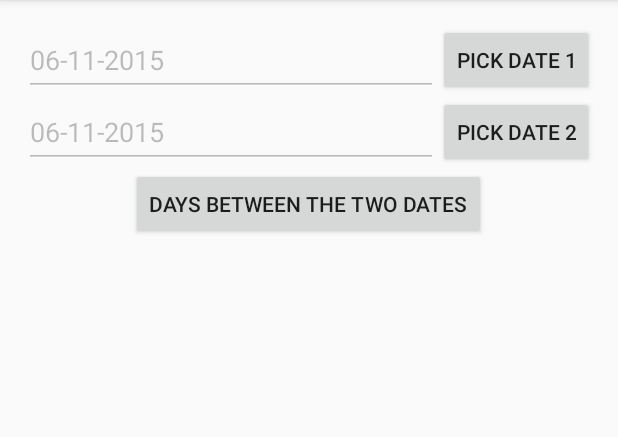
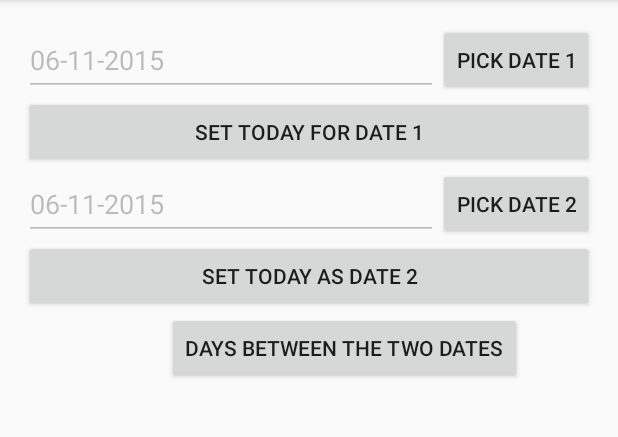
Before and after one commit to RTX2080S/DateCalc, an Android app: the screen it shows after launch (MainActivity), after a tap on "OK", on a phone screen of 412 x 824 dp, the part 84-521 px from its top. Run offline under Robolectric (Android 15) with nearby library versions, the phone set to English and light mode, and no system bars; 1 other tap on this screen came first.

Commit message:
Added new buttons (set as today) for MainActivity

```diff
--- a/DateCalc/app/build.gradle
+++ b/DateCalc/app/build.gradle
@@ -8,8 +8,8 @@ android {
         applicationId "alienlab.datecalc"
         minSdkVersion 21
         targetSdkVersion 22
-        versionCode 3
-        versionName "1.2"
+        versionCode 5
+        versionName "1.5"
     }
     buildTypes {
         release {
--- a/DateCalc/app/src/main/java/alienlab/datecalc/MainActivity.java
+++ b/DateCalc/app/src/main/java/alienlab/datecalc/MainActivity.java
@@ -55,7 +55,7 @@ public class MainActivity extends ActionBarActivity {
     }
 
     private EditText dateDisplay1, dateDisplay2;
-    private Button buttonPick1, buttonPick2, buttonOK, buttonGo;
+    private Button buttonPick1, buttonPick2, buttonOK, buttonGo, buttonToday1, buttonToday2;
     private DatePicker myDatePicker;
     private TextView outputBox;
     private int currentId = 0;
@@ -69,6 +69,8 @@ public class MainActivity extends ActionBarActivity {
         dateDisplay2 = (EditText) findViewById(R.id.dateDisplay2);
         buttonPick1 = (Button) findViewById(R.id.button1);
         buttonPick2 = (Button) findViewById(R.id.button2);
+        buttonToday1 = (Button) findViewById(R.id.buttonToday1);
+        buttonToday2 = (Button) findViewById(R.id.buttonToday2);
         buttonOK = (Button) findViewById(R.id.pickOK);
         buttonGo = (Button) findViewById(R.id.buttonGo);
         outputBox = (TextView) findViewById(R.id.textView);
@@ -92,6 +94,8 @@ public class MainActivity extends ActionBarActivity {
     private void beginPicking() {
         dateDisplay1.setVisibility(View.INVISIBLE);
         dateDisplay2.setVisibility(View.INVISIBLE);
+        buttonToday1.setVisibility(View.INVISIBLE);
+        buttonToday2.setVisibility(View.INVISIBLE);
         buttonPick1.setVisibility(View.INVISIBLE);
         buttonPick2.setVisibility(View.INVISIBLE);
         buttonGo.setVisibility(View.INVISIBLE);
@@ -103,6 +107,8 @@ public class MainActivity extends ActionBarActivity {
     private void donePicking() {
         dateDisplay1.setVisibility(View.VISIBLE);
         dateDisplay2.setVisibility(View.VISIBLE);
+        buttonToday1.setVisibility(View.VISIBLE);
+        buttonToday2.setVisibility(View.VISIBLE);
         buttonPick1.setVisibility(View.VISIBLE);
         buttonPick2.setVisibility(View.VISIBLE);
         buttonGo.setVisibility(View.VISIBLE);
@@ -128,9 +134,19 @@ public class MainActivity extends ActionBarActivity {
         setDatePickerVisibility(2, View.VISIBLE);
     }
 
-    public Calendar getDate() {
+    private Calendar getDate() {
         Calendar calendar = Calendar.getInstance();
         calendar.set(myDatePicker.getYear(), myDatePicker.getMonth(), myDatePicker.getDayOfMonth(), 0, 0, 0);
+        return calendar;
+    }
+
+    private Calendar getToday() {
+        Calendar calendar = Calendar.getInstance();
+        Date today = new Date();
+        today.setHours(0);
+        today.setMinutes(0);
+        today.setSeconds(0);
+        calendar.setTime(today);
         return calendar;
     }
 
@@ -162,4 +178,26 @@ public class MainActivity extends ActionBarActivity {
         }
         setDatePickerVisibility(0, View.INVISIBLE);
     }
+
+    private void setAsToday() {
+        if (currentId == 1) {
+            date1 = getToday();
+            dateDisplay1.setText(dateToStr(date1.getTime()));
+        }
+        if (currentId == 2) {
+            date2 = getToday();
+            dateDisplay2.setText(dateToStr(date2.getTime()));
+        }
+    }
+
+    public void ButtonToday1Clicked(View v) {
+        currentId = 1;
+        setAsToday();
+    }
+
+    public void ButtonToday2Clicked(View v) {
+        currentId = 2;
+        setAsToday();
+    }
+
 }
--- a/DateCalc/app/src/main/res/layout/activity_main.xml
+++ b/DateCalc/app/src/main/res/layout/activity_main.xml
@@ -36,6 +36,16 @@
                 android:onClick="Button1Clicked"
                 android:text="Pick date 1" />
 
+            <Button
+                android:layout_width="wrap_content"
+                android:layout_height="wrap_content"
+                android:text="@string/SetToday1"
+                android:id="@+id/buttonToday1"
+                android:layout_below="@+id/dateDisplay1"
+                android:layout_alignParentStart="true"
+                android:layout_alignParentEnd="true"
+                android:onClick="ButtonToday1Clicked" />
+
             <EditText
                 android:id="@+id/dateDisplay2"
                 android:layout_width="match_parent"
@@ -43,29 +53,39 @@
                 android:layout_alignBottom="@+id/button2"
                 android:layout_alignEnd="@+id/dateDisplay1"
                 android:layout_alignParentStart="true"
-                android:layout_below="@+id/dateDisplay1"
                 android:ems="10"
                 android:enabled="false"
-                android:inputType="date" />
+                android:inputType="date"
+                android:layout_alignTop="@+id/button2" />
 
             <Button
                 android:id="@+id/button2"
                 android:layout_width="wrap_content"
                 android:layout_height="wrap_content"
-                android:layout_alignParentEnd="true"
-                android:layout_below="@+id/button1"
                 android:layout_gravity="right"
                 android:onClick="Button2Clicked"
-                android:text="Pick date 2" />
+                android:text="Pick date 2"
+                android:layout_below="@+id/buttonToday1"
+                android:layout_alignParentEnd="true" />
+
+            <Button
+                android:layout_width="wrap_content"
+                android:layout_height="wrap_content"
+                android:text="Set Today as Date 2"
+                android:id="@+id/buttonToday2"
+                android:layout_below="@+id/dateDisplay2"
+                android:layout_alignParentEnd="true"
+                android:layout_alignParentStart="true"
+                android:onClick="ButtonToday2Clicked" />
 
             <Button
                 android:id="@+id/buttonGo"
                 android:layout_width="wrap_content"
                 android:layout_height="wrap_content"
-                android:layout_below="@+id/dateDisplay2"
-                android:layout_centerHorizontal="true"
                 android:onClick="ButtonGoClick"
-                android:text="@string/result" />
+                android:text="@string/result"
+                android:layout_below="@+id/buttonToday2"
+                android:layout_toStartOf="@+id/pickOK" />
 
             <TextView
                 android:id="@+id/textView"
--- a/DateCalc/app/src/main/res/values/strings.xml
+++ b/DateCalc/app/src/main/res/values/strings.xml
@@ -10,4 +10,5 @@
     <string name="action_settings">Settings</string>
     <string name="action_exit">Close</string>
     <string name="title_activity_calendar">Simple Calendar</string>
+    <string name="SetToday1">Set Today for Date 1</string>
 </resources>
```
